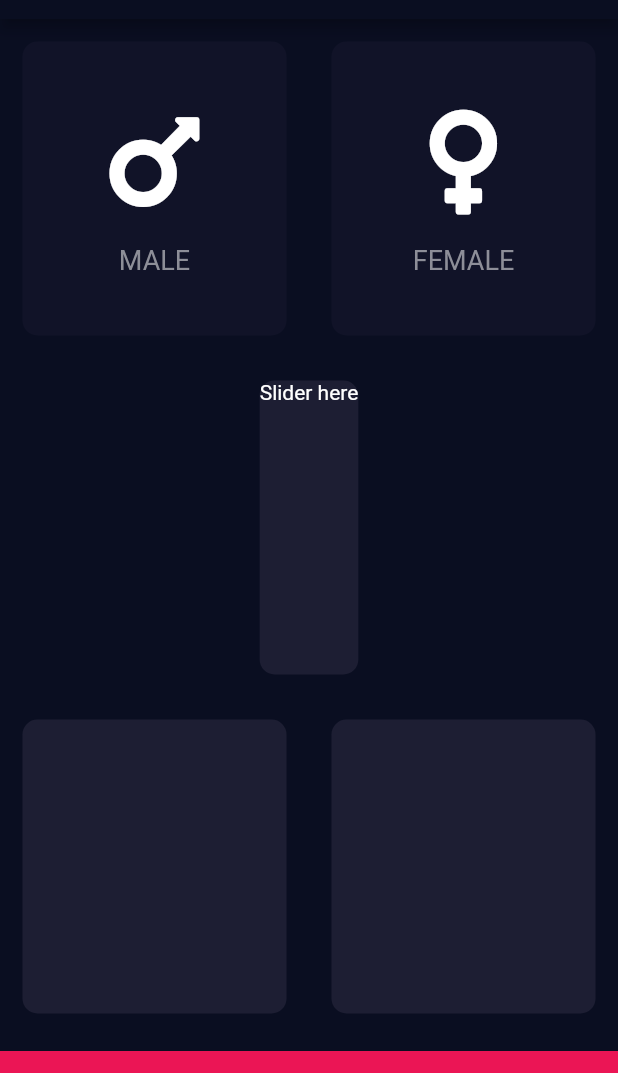
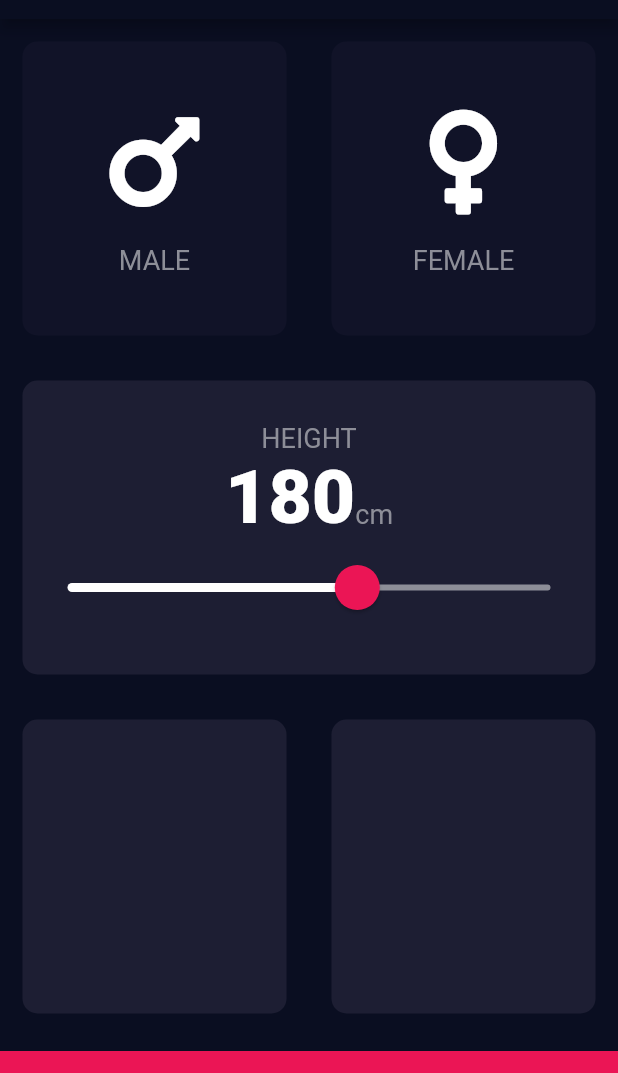
Before and after one commit to patelprashant/flutter_bmi_calculator, a Flutter app: the screen it shows after launch, on a phone screen of 412 x 824 dp, the part 65-1138 px from its top. Run offline on Flutter 3.47's test engine with Material 2 defaults, Android fonts, the phone set to English and light mode, and no system bars; our stand-ins replace font_awesome_flutter.

Commit message:
Refactored the constants and added slider with custom theme data.

```diff
--- a/lib/card_icon_content.dart
+++ b/lib/card_icon_content.dart
@@ -23,7 +23,7 @@ class CardIconContent extends StatelessWidget {
         ),
         Text(
           iconLabel,
-          style: labelTextStyle,
+          style: kLabelTextStyle,
         ),
       ],
     );
--- a/lib/constants.dart
+++ b/lib/constants.dart
@@ -1,10 +1,16 @@
 import 'package:flutter/material.dart';
 
-const bottomContainerHeight = 80.0;
-const activeCardColor = Color(0xFF1D1E33);
-const inactiveCardColor = Color(0xFF111328);
-const bottomContainerColor = Color(0xFFEB1555);
-const labelTextStyle = TextStyle(
+const kMinSliderVal = 120.0;
+const kMaxSliderVal = 220.0;
+const kBottomContainerHeight = 80.0;
+const kActiveCardColor = Color(0xFF1D1E33);
+const kInactiveCardColor = Color(0xFF111328);
+const kBottomContainerColor = Color(0xFFEB1555);
+const kLabelTextStyle = TextStyle(
   fontSize: 18.0,
   color: Color(0xFF8D8E98),
 );
+final kDigitStyle = TextStyle(
+  fontSize: 50.0,
+  fontWeight: FontWeight.w900,
+);
--- a/lib/main.dart
+++ b/lib/main.dart
@@ -15,6 +15,13 @@ class BMICalculator extends StatelessWidget {
             color: Colors.white,
           ),
         ),
+        sliderTheme: SliderTheme.of(context).copyWith(
+          activeTrackColor: Colors.white,
+          thumbColor: Color(0xFFEB1555),
+          overlayColor: Color(0x29EB1555),
+          thumbShape: RoundSliderThumbShape(enabledThumbRadius: 15.0),
+          overlayShape: RoundSliderOverlayShape(overlayRadius: 30.0),
+        ),
       ),
       home: UserInputPage(title: 'BMI CALCULATOR'),
     );
--- a/lib/user_input_page.dart
+++ b/lib/user_input_page.dart
@@ -19,9 +19,10 @@ class UserInputPage extends StatefulWidget {
 }
 
 class _UserInputPageState extends State<UserInputPage> {
-  Color maleCardColor = inactiveCardColor;
-  Color femaleCardColor = inactiveCardColor;
+  Color maleCardColor = kInactiveCardColor;
+  Color femaleCardColor = kInactiveCardColor;
   Gender selectedGender;
+  int height = 180;
 
   @override
   Widget build(BuildContext context) {
@@ -30,6 +31,7 @@ class _UserInputPageState extends State<UserInputPage> {
         title: Text(widget.title),
       ),
       body: Column(
+        crossAxisAlignment: CrossAxisAlignment.stretch,
         children: <Widget>[
           Expanded(
               child: Row(
@@ -42,8 +44,8 @@ class _UserInputPageState extends State<UserInputPage> {
                     });
                   },
                   bgColor: selectedGender == Gender.male
-                      ? activeCardColor
-                      : inactiveCardColor,
+                      ? kActiveCardColor
+                      : kInactiveCardColor,
                   cardChild: new CardIconContent(
                       iconData: FontAwesomeIcons.mars, iconLabel: 'MALE'),
                 ),
@@ -56,8 +58,8 @@ class _UserInputPageState extends State<UserInputPage> {
                     });
                   },
                   bgColor: selectedGender == Gender.female
-                      ? activeCardColor
-                      : inactiveCardColor,
+                      ? kActiveCardColor
+                      : kInactiveCardColor,
                   cardChild: new CardIconContent(
                     iconData: FontAwesomeIcons.venus,
                     iconLabel: 'FEMALE',
@@ -68,10 +70,41 @@ class _UserInputPageState extends State<UserInputPage> {
           )),
           Expanded(
             child: ReusableCard(
-              bgColor: activeCardColor,
+              bgColor: kActiveCardColor,
               cardChild: Column(
+                mainAxisAlignment: MainAxisAlignment.center,
                 children: <Widget>[
-                  Text('Slider here'),
+                  Text(
+                    'HEIGHT',
+                    style: kLabelTextStyle,
+                  ),
+                  Row(
+                    mainAxisAlignment: MainAxisAlignment.center,
+                    crossAxisAlignment: CrossAxisAlignment.baseline,
+                    textBaseline: TextBaseline.alphabetic,
+                    children: <Widget>[
+                      Text(
+                        height.toString(),
+                        style: kDigitStyle,
+                      ),
+                      Text(
+                        'cm',
+                        style: kLabelTextStyle,
+                      ),
+                    ],
+                  ),
+                  Slider(
+                    value: height.toDouble(),
+                    min: kMinSliderVal,
+                    max: kMaxSliderVal,
+                    inactiveColor: Color(0xFF8D8E98),
+                    onChanged: (double newVal) {
+                      setState(() {
+                        height = newVal.round();
+                        print(newVal);
+                      });
+                    },
+                  ),
                 ],
               ),
             ),
@@ -80,18 +113,18 @@ class _UserInputPageState extends State<UserInputPage> {
               child: Row(
             children: <Widget>[
               Expanded(
-                child: ReusableCard(bgColor: activeCardColor),
+                child: ReusableCard(bgColor: kActiveCardColor),
               ),
               Expanded(
-                child: ReusableCard(bgColor: activeCardColor),
+                child: ReusableCard(bgColor: kActiveCardColor),
               ),
             ],
           )),
           Container(
-            color: bottomContainerColor,
+            color: kBottomContainerColor,
             margin: EdgeInsets.only(top: 10.0),
             width: double.infinity,
-            height: bottomContainerHeight,
+            height: kBottomContainerHeight,
           ),
         ],
       ),
```
